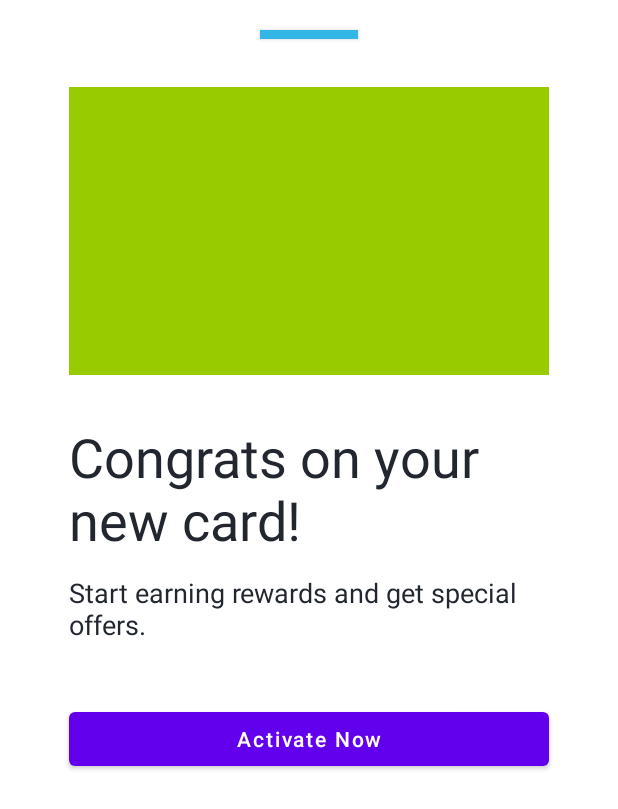
After one commit to Mirikuty12/DyApp, an Android app: the layout activation_dialog_layout.xml on its own in the app's theme, with its tools: preview values and no code run, on a phone screen of 412 x 824 dp. The commit adds this screen. Shown: the top 809 px of the screen. Run offline under Robolectric (Android 15) with nearby library versions, the phone set to English and light mode, and no system bars; network calls fail.

Commit message:
implemented Activation template

```diff
--- a/templates/src/main/java/com/dynamicyield/templates/ui/DyWidget.kt
+++ b/templates/src/main/java/com/dynamicyield/templates/ui/DyWidget.kt
@@ -9,7 +9,8 @@ enum class DyWidgetName(val selector: String) {
     CreditCardPromotionSlider("credit-card-promotion-slider"),
     QuickActions("quick-actions"),
     QuickActionsSlider("quick-actions-slider"),
-    CrossUpsell("cross-upsell");
+    CrossUpsell("cross-upsell"),
+    Activation("activation");
 
     companion object {
         fun fromSelector(selector: String): DyWidgetName? = when (selector) {
@@ -18,6 +19,7 @@ enum class DyWidgetName(val selector: String) {
             QuickActions.selector -> QuickActions
             QuickActionsSlider.selector -> QuickActionsSlider
             CrossUpsell.selector -> CrossUpsell
+            Activation.selector -> Activation
             else -> null
         }
     }
--- /dev/null
+++ b/templates/src/main/res/layout/activation_dialog_layout.xml
@@ -0,0 +1,80 @@
+<?xml version="1.0" encoding="utf-8"?>
+<androidx.core.widget.NestedScrollView xmlns:android="http://schemas.android.com/apk/res/android"
+    xmlns:app="http://schemas.android.com/apk/res-auto"
+    xmlns:tools="http://schemas.android.com/tools"
+    android:layout_width="match_parent"
+    android:layout_height="wrap_content">
+
+    <androidx.constraintlayout.widget.ConstraintLayout
+        android:layout_width="match_parent"
+        android:layout_height="wrap_content">
+
+        <View
+            android:id="@+id/topHandleView"
+            android:layout_width="0dp"
+            android:layout_height="6dp"
+            android:layout_marginTop="20dp"
+            android:elevation="2dp"
+            app:layout_constraintEnd_toEndOf="parent"
+            app:layout_constraintStart_toStartOf="parent"
+            app:layout_constraintTop_toTopOf="parent"
+            app:layout_constraintWidth_percent="0.16"
+            tools:background="@android:color/holo_blue_light" />
+
+        <com.google.android.material.imageview.ShapeableImageView
+            android:id="@+id/shapeableImageView"
+            android:layout_width="0dp"
+            android:layout_height="0dp"
+            android:layout_marginHorizontal="46dp"
+            android:layout_marginTop="58dp"
+            app:layout_constraintDimensionRatio="5:3"
+            app:layout_constraintEnd_toEndOf="parent"
+            app:layout_constraintStart_toStartOf="parent"
+            app:layout_constraintTop_toTopOf="parent"
+            tools:src="@android:color/holo_green_light" />
+
+        <TextView
+            android:id="@+id/titleTv"
+            android:layout_width="0dp"
+            android:layout_height="wrap_content"
+            android:layout_marginHorizontal="46dp"
+            android:layout_marginTop="30dp"
+            android:textColor="#21262F"
+            android:textSize="36sp"
+            app:layout_constrainedHeight="true"
+            app:layout_constraintEnd_toEndOf="parent"
+            app:layout_constraintStart_toStartOf="parent"
+            app:layout_constraintTop_toBottomOf="@id/shapeableImageView"
+            tools:text="Congrats on your new card!" />
+
+        <TextView
+            android:id="@+id/subtitleTv"
+            android:layout_width="0dp"
+            android:layout_height="wrap_content"
+            android:layout_marginHorizontal="46dp"
+            android:layout_marginTop="12dp"
+            android:textColor="#21262F"
+            android:textSize="18sp"
+            app:layout_constrainedHeight="true"
+            app:layout_constraintEnd_toEndOf="parent"
+            app:layout_constraintStart_toStartOf="parent"
+            app:layout_constraintTop_toBottomOf="@id/titleTv"
+            tools:text="Start earning rewards and get special offers." />
+
+        <Button
+            android:id="@+id/activationBtn"
+            android:layout_width="0dp"
+            android:layout_height="wrap_content"
+            android:layout_marginHorizontal="46dp"
+            android:layout_marginTop="40dp"
+            android:layout_marginBottom="36dp"
+            android:textAllCaps="false"
+            app:layout_constraintBottom_toBottomOf="parent"
+            app:layout_constraintEnd_toEndOf="parent"
+            app:layout_constraintStart_toStartOf="parent"
+            app:layout_constraintTop_toBottomOf="@id/subtitleTv"
+            tools:text="Activate Now" />
+
+    </androidx.constraintlayout.widget.ConstraintLayout>
+
+</androidx.core.widget.NestedScrollView>
```
Also changed, not shown: templates/src/main/java/com/dynamicyield/templates/ui/activation/ActivationDialogFragment.kt (added, +287 -0 lines).
